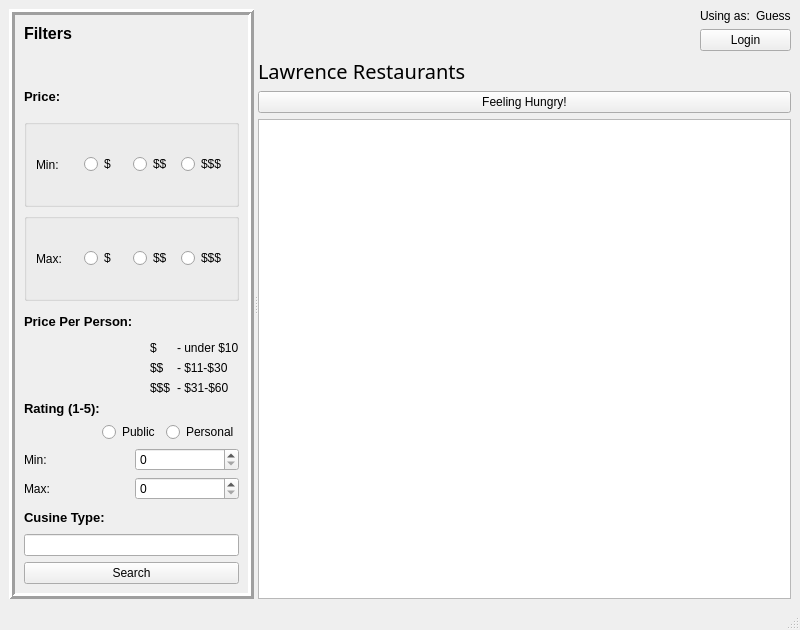
Qt form Yalp_Application/yalpwindow.ui (cedevera02/eecs448-project4) before a commit.
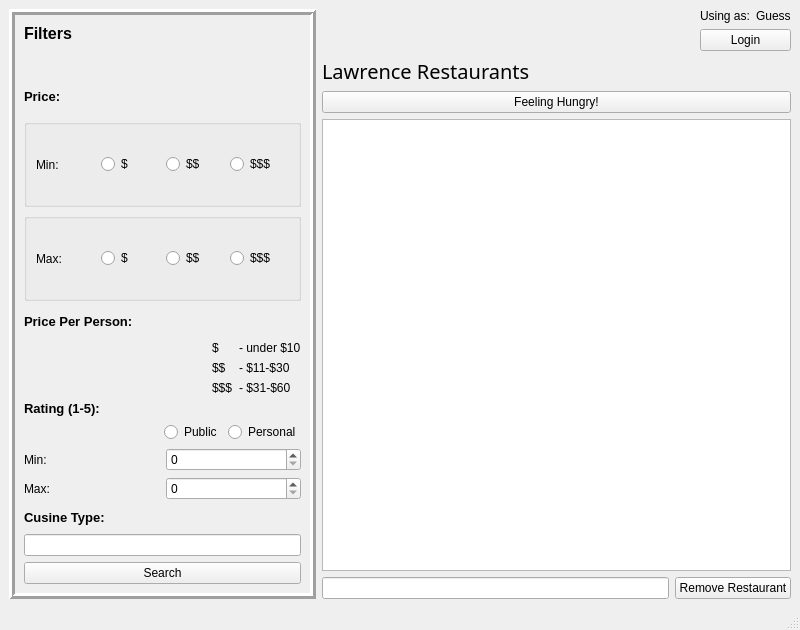
The same form after that commit.

Commit message: Got the 'Feeling Hungry' button working. Initialized m_restVector in YalpWindow application.

```diff
--- a/Yalp_Application/yalpwindow.ui
+++ b/Yalp_Application/yalpwindow.ui
@@ -14,12 +14,8 @@
    <string>YalpWindow</string>
   </property>
   <widget class="QWidget" name="centralwidget">
-   <layout class="QHBoxLayout" name="horizontalLayout_8">
+   <layout class="QHBoxLayout" name="horizontalLayout_12">
     <item>
-     <widget class="QSplitter" name="splitter_2">
-      <property name="orientation">
-       <enum>Qt::Horizontal</enum>
-      </property>
       <widget class="QFrame" name="frame">
        <property name="frameShape">
         <enum>QFrame::Box</enum>
@@ -392,8 +388,9 @@
         </item>
        </layout>
       </widget>
-      <widget class="QWidget" name="layoutWidget">
-       <layout class="QVBoxLayout" name="verticalLayout_8">
+    </item>
+    <item>
+     <layout class="QVBoxLayout" name="verticalLayout_15">
         <item>
          <layout class="QHBoxLayout" name="horizontalLayout_7">
           <item>
@@ -441,12 +438,7 @@
          </layout>
         </item>
         <item>
-         <widget class="QSplitter" name="splitter">
-          <property name="orientation">
-           <enum>Qt::Vertical</enum>
-          </property>
-          <widget class="QWidget" name="layoutWidget">
-           <layout class="QVBoxLayout" name="verticalLayout_6">
+       <layout class="QVBoxLayout" name="verticalLayout_8">
             <item>
              <widget class="QLabel" name="LawrenceRestaurantsLabel">
               <property name="font">
@@ -461,6 +453,8 @@
              </widget>
             </item>
             <item>
+         <layout class="QVBoxLayout" name="verticalLayout_6">
+          <item>
              <widget class="QPushButton" name="FeelingHungryButton">
               <property name="text">
                <string>Feeling Hungry!</string>
@@ -475,12 +469,24 @@
              </widget>
             </item>
            </layout>
-          </widget>
-         </widget>
         </item>
        </layout>
-      </widget>
-     </widget>
+      </item>
+      <item>
+       <layout class="QHBoxLayout" name="horizontalLayout_8">
+        <item>
+         <widget class="QLineEdit" name="lineEdit"/>
+        </item>
+        <item>
+         <widget class="QPushButton" name="removeRestButton">
+          <property name="text">
+           <string>Remove Restaurant</string>
+          </property>
+         </widget>
+        </item>
+       </layout>
+      </item>
+     </layout>
     </item>
    </layout>
   </widget>
```
Lines whose indentation alone changed are shown as unchanged. The commit also changes 8 other files.
